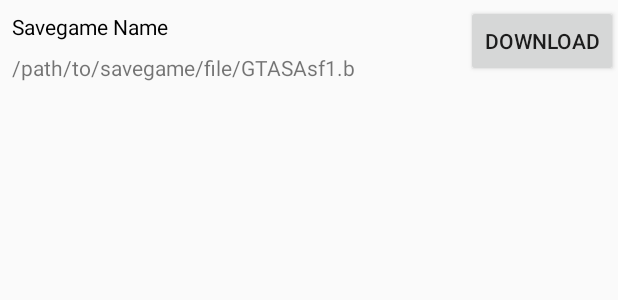
After one commit to gtasa-savegame-editor/savegame-extractor-android, an Android app: the layout layout_savegame_remote.xml on its own in the app's theme, with its tools: preview values and no code run, on a phone screen of 412 x 824 dp. The commit adds this screen. Shown: the top 300 px of the screen. Run offline under Robolectric (Android 15) with nearby library versions, the phone set to English and light mode, and no system bars.

Commit message:
fix local/remote savegame view

```diff
--- a/app/src/main/java/io/lerk/gtasase/tasks/SavegamesFetchTask.java
+++ b/app/src/main/java/io/lerk/gtasase/tasks/SavegamesFetchTask.java
@@ -145,7 +145,7 @@ public class SavegamesFetchTask extends AsyncTask<Void, Void, ArrayList<Pair<Uri
 
             @Override
             public ArrayAdapter<Pair<Uri, File>> getListAdapter() {
-                return activity.getLocalFileAdapter();
+                return activity.getRemoteSavegameAdapter();
             }
 
             @Override
--- /dev/null
+++ b/app/src/main/res/layout/layout_savegame_remote.xml
@@ -0,0 +1,38 @@
+<?xml version="1.0" encoding="utf-8"?>
+<RelativeLayout xmlns:android="http://schemas.android.com/apk/res/android"
+    android:layout_width="match_parent"
+    android:layout_height="wrap_content">
+
+    <TextView
+        android:textColor="@color/black"
+        android:id="@+id/savegame_name"
+        android:layout_width="match_parent"
+        android:layout_height="wrap_content"
+        android:layout_alignParentTop="true"
+        android:layout_marginTop="@dimen/layout_margin"
+        android:layout_marginStart="@dimen/layout_margin"
+        android:layout_marginEnd="@dimen/layout_margin"
+        android:layout_alignParentStart="true"
+        android:layout_toStartOf="@id/download_button"
+        android:text="Savegame Name" />
+
+    <TextView
+        android:id="@+id/savegame_path"
+        android:layout_width="match_parent"
+        android:layout_height="wrap_content"
+        android:layout_marginTop="@dimen/layout_margin"
+        android:layout_marginStart="@dimen/layout_margin"
+        android:layout_marginEnd="@dimen/layout_margin"
+        android:layout_toStartOf="@id/download_button"
+        android:layout_below="@id/savegame_name"
+        android:layout_alignParentStart="true"
+        android:text="/path/to/savegame/file/GTASAsf1.b" />
+
+    <Button
+        android:id="@+id/download_button"
+        android:layout_width="wrap_content"
+        android:layout_height="wrap_content"
+        android:layout_centerVertical="true"
+        android:layout_alignParentEnd="true"
+        android:text="@string/download"/>
+</RelativeLayout>
```
Also changed, not shown: app/src/main/java/io/lerk/gtasase/ServiceActivity.java (+44 -99 lines), app/src/main/java/io/lerk/gtasase/adapters/RemoteSavegameAdapter.java (added, +74 -0 lines).
